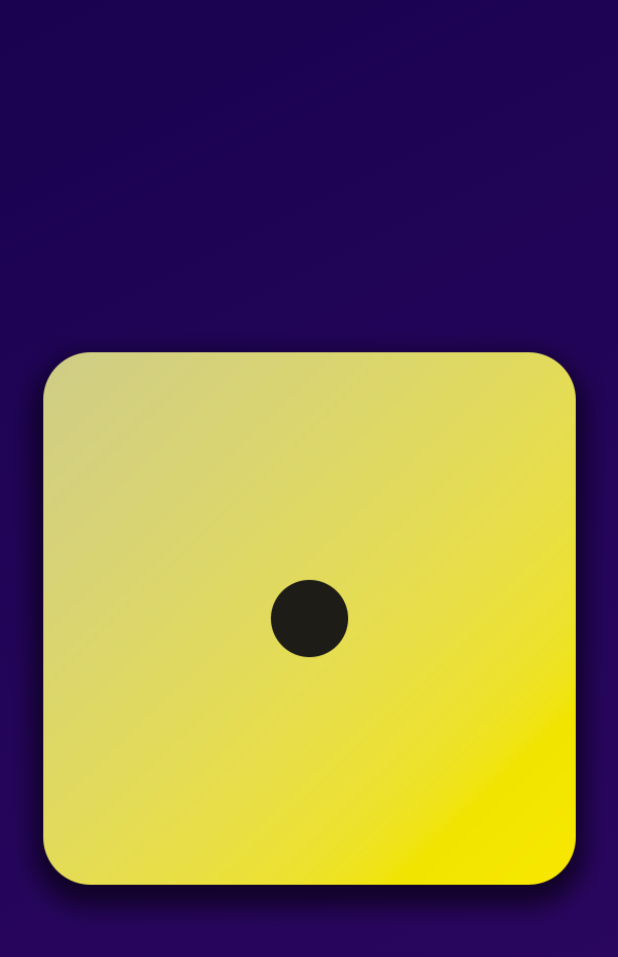
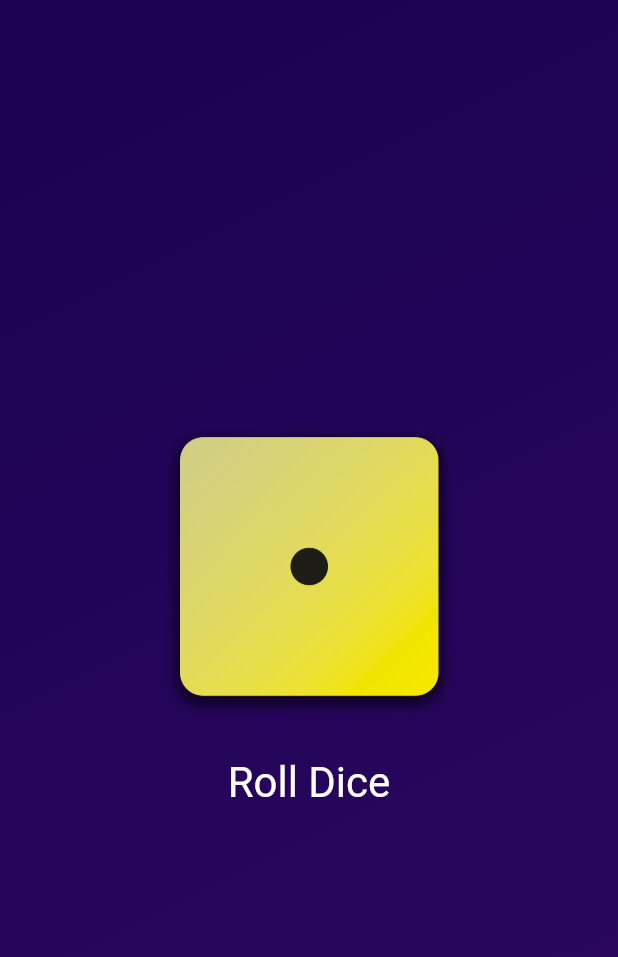
Before and after one commit to yoniet/FlutterApp, a Flutter app: the screen it shows after launch, on a phone screen of 412 x 824 dp. Shown: the top 957 px of the screen. Run offline on Flutter 3.47's test engine with Material 2 defaults, Android fonts, the phone set to English and light mode, and no system bars.

Commit message:
extend widget in build() function

```diff
--- a/lib/gradient_container.dart
+++ b/lib/gradient_container.dart
@@ -9,6 +9,10 @@ class GradientContainer extends StatelessWidget {
 
   final List<Color> colors;
 
+  void rollDice() {
+    // ...
+  }
+
   @override
   Widget build(context) {
     return Container(
@@ -16,7 +20,22 @@ class GradientContainer extends StatelessWidget {
         gradient: LinearGradient(
             colors: colors, begin: startAlignment, end: endAlignment),
       ),
-      child: Center(child: Image.asset('assets/images/dice-1.png')),
+      child: Center(
+          child: Column(mainAxisSize: MainAxisSize.min,
+          children: [
+        Image.asset('assets/images/dice-1.png', width: 200, height: 200),
+        const SizedBox(height: 20),
+        TextButton(onPressed: rollDice,
+        style: TextButton.styleFrom(
+          // padding: const EdgeInsetsDirectional.only(top: 20),
+          foregroundColor: Colors.white,
+          // backgroundColor: Colors.black,
+          textStyle: const TextStyle(
+            fontSize: 28,
+          )
+        ),
+        child: const Text('Roll Dice'))
+      ])),
     );
   }
 }
```
